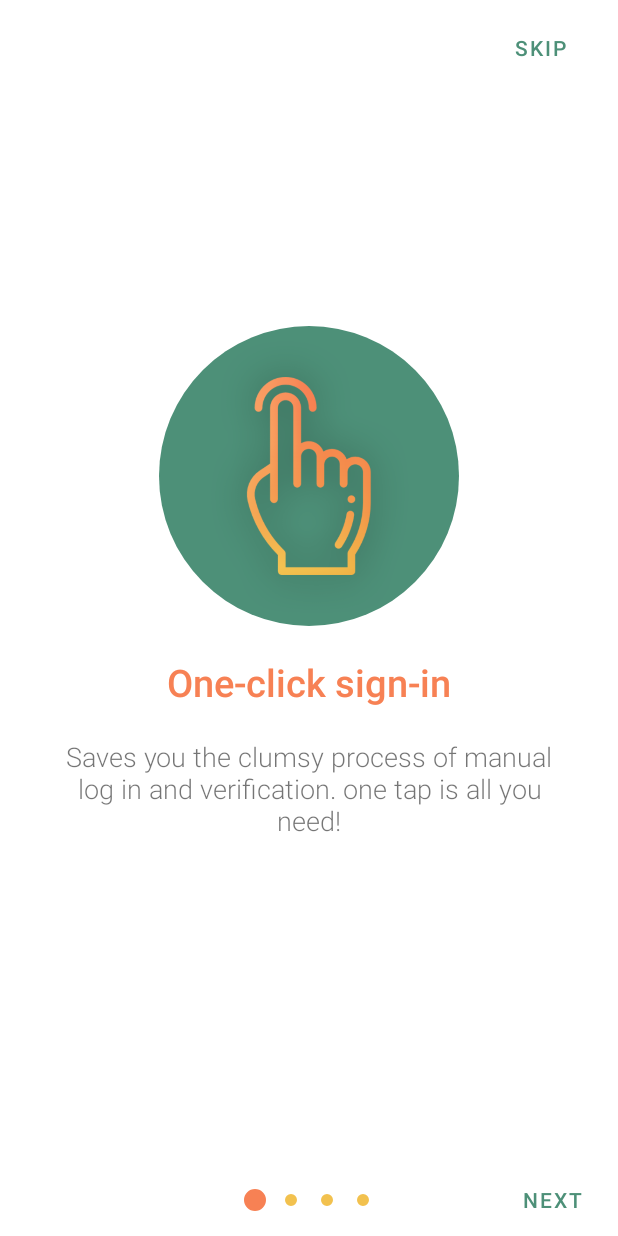
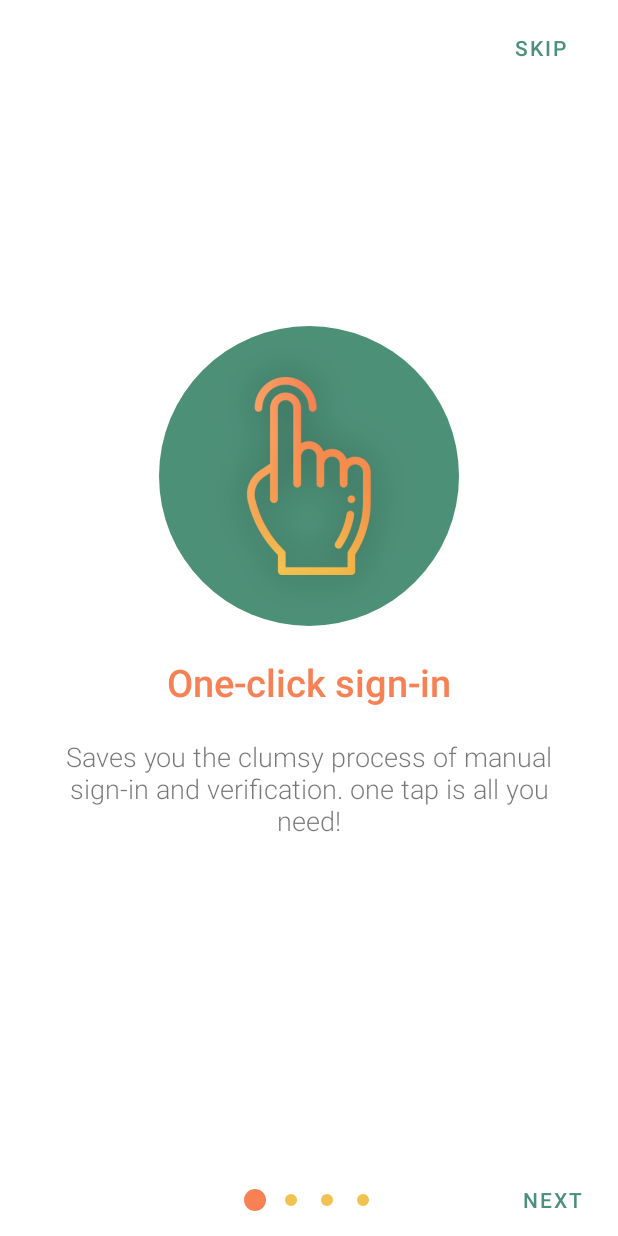
Before and after one commit to waleedbaroudi/Knock-Knock, an Android app: the screen it shows after launch (IntroActivity), on a phone screen of 412 x 824 dp. Run offline under Robolectric (Android 15) with nearby library versions, the phone set to English and light mode, and no system bars; our stand-ins replace CircleImageView.

Commit message:
extract more string resources and localize the app

```diff
--- a/app/src/main/java/com/huaweicontest/knockknock/ui/ProfileActivity.java
+++ b/app/src/main/java/com/huaweicontest/knockknock/ui/ProfileActivity.java
@@ -42,12 +42,15 @@ public class ProfileActivity extends AppCompatActivity implements AccountHandler
         userID = handler.getCurrentUserAccount();
 
         setupUIElements();
+    }
 
+    @Override
+    protected void onResume() {
+        super.onResume();
         //show sign out button instructions if it's the first log in
         if (!sharedPreferences.getBoolean(SHOWCASE_SHOWN_BOOL, false))
             displayShowCaseView();
     }
-
 
     @Override
     public void onBackPressed() {
--- a/app/src/main/res/layout/activity_intro.xml
+++ b/app/src/main/res/layout/activity_intro.xml
@@ -35,7 +35,7 @@
         android:layout_width="wrap_content"
         android:layout_height="wrap_content"
         android:background="?android:attr/selectableItemBackground"
-        android:text="next"
+        android:text="@string/next_button"
         android:textColor="@color/custom_teal"
         app:layout_constraintBottom_toBottomOf="parent"
         app:layout_constraintEnd_toEndOf="parent"
@@ -48,7 +48,7 @@
         android:layout_marginTop="8dp"
         android:layout_marginEnd="8dp"
         android:background="?android:attr/selectableItemBackground"
-        android:text="skip"
+        android:text="@string/skip_button"
         android:textColor="@color/custom_teal"
         app:layout_constraintEnd_toEndOf="parent"
         app:layout_constraintTop_toTopOf="parent" />
--- a/app/src/main/res/layout/activity_profile.xml
+++ b/app/src/main/res/layout/activity_profile.xml
@@ -45,8 +45,7 @@
         android:clickable="true"
         app:layout_constraintBottom_toBottomOf="parent"
         app:layout_constraintEnd_toEndOf="parent"
-        app:srcCompat="@drawable/ic_baseline_login_24"
-        android:focusable="true" />
+        app:srcCompat="@drawable/ic_baseline_login_24" />
 
     <View
         android:id="@+id/view"
--- a/app/src/main/res/layout/activity_splash.xml
+++ b/app/src/main/res/layout/activity_splash.xml
@@ -27,7 +27,7 @@
         android:layout_marginTop="152dp"
         android:layout_marginEnd="50dp"
         android:fontFamily="sans-serif-light"
-        android:text="Your one-tap sign-in application"
+        android:text="@string/splash_slogan"
         android:textAlignment="center"
         android:textColor="@color/custom_dark_teal"
         android:textSize="25sp"
--- a/app/src/main/res/values/strings.xml
+++ b/app/src/main/res/values/strings.xml
@@ -1,7 +1,5 @@
 <resources>
     <string name="app_name">Knock Knock</string>
-    <!-- TODO: Remove or change this placeholder text -->
-    <string name="hello_blank_fragment">Hello blank fragment</string>
     <string name="signed_in_button_label">Signed In!</string>
     <string name="sign_in">Sign In</string>
     <string name="showcase_primary">Sign Out</string>
@@ -15,6 +13,9 @@
     <string name="toast_authorization_revoked">Authorization Revoked</string>
     <string name="intro_gotit_button">Got it!</string>
     <string name="welcome_label">Welcome!</string>
+    <string name="skip_button">skip</string>
+    <string name="next_button">next</string>
+    <string name="splash_slogan">Your one-tap sign-in application</string>
 
     <string-array name="intro_headings">
         <item>One-click sign-in</item>
@@ -23,7 +24,7 @@
         <item>All-scenario access</item>
     </string-array>
     <string-array name="intro_texts">
-        <item>Saves you the clumsy process of manual log in and verification. one tap is all you need!</item>
+        <item>Saves you the clumsy process of manual sign-in and verification. one tap is all you need!</item>
         <item>Guarantees two-factor authentication, real-time risk prediction, and GDPR compliance</item>
         <item>Serves over 900 million users from 190+ countries and regions worldwide and supports 70+ languages.</item>
         <item>Supports access from nearly all device types, including phones, tablets, smart screens, head units, and smart wearables.</item>
```
Also changed, not shown: 1 other file.
